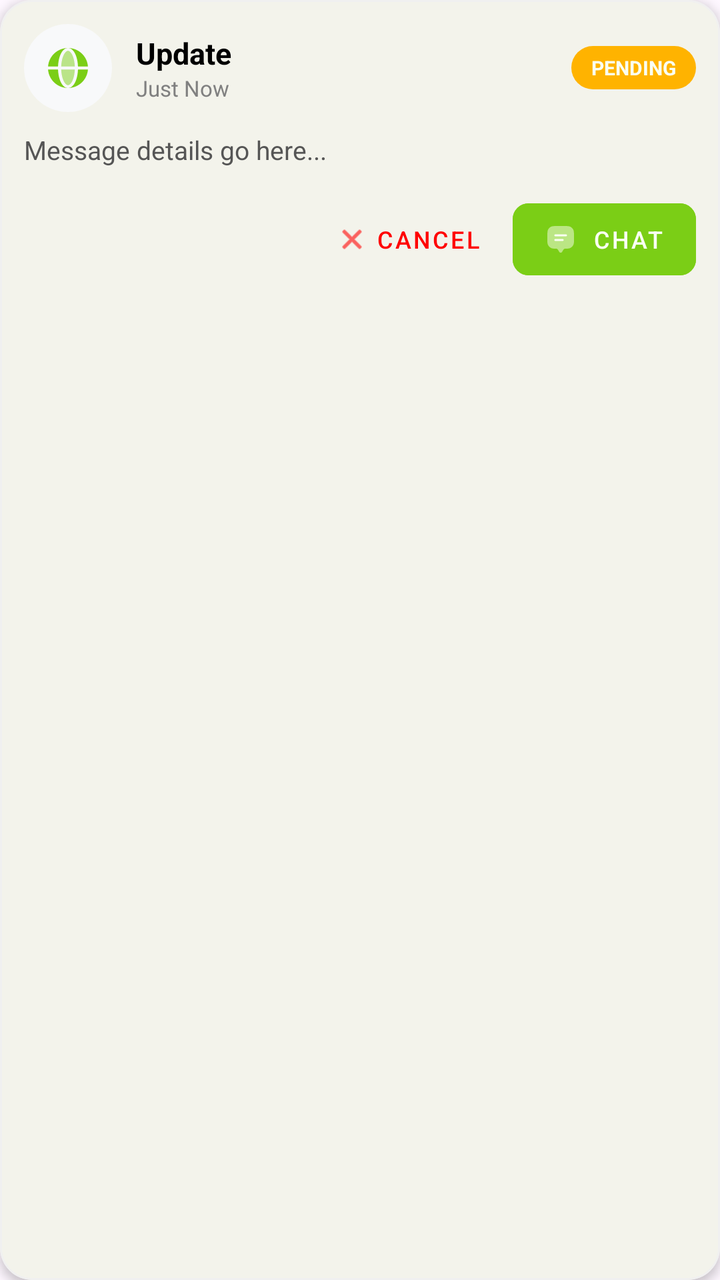
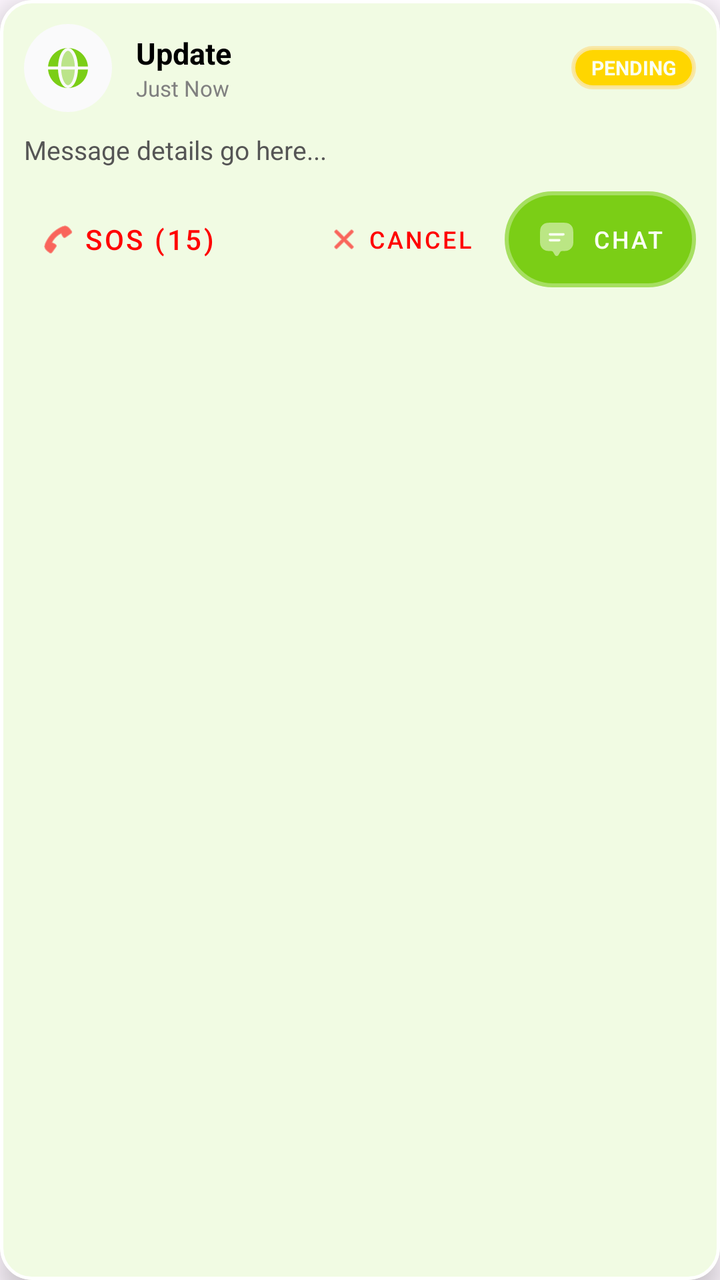

The first picture is an Android layout as it rendered before a commit; the second is the same layout after the commit. The layout source and the unified diff follow.
<!-- AndroidManifest.xml: application theme Theme.RozgarConnector -->
<!-- res/layout/item_notification.xml -->
<?xml version="1.0" encoding="utf-8"?>
<com.google.android.material.card.MaterialCardView xmlns:android="http://schemas.android.com/apk/res/android"
    xmlns:app="http://schemas.android.com/apk/res-auto"
    android:id="@+id/cardContainer"
    android:layout_width="match_parent"
    android:layout_height="wrap_content"
    android:layout_marginHorizontal="12dp"
    android:layout_marginVertical="6dp"
    app:cardCornerRadius="16dp"
    app:cardElevation="3dp"
    app:strokeWidth="1dp"
    app:strokeColor="#F0F0F0">

    <LinearLayout
        android:layout_width="match_parent"
        android:layout_height="wrap_content"
        android:orientation="vertical"
        android:padding="12dp">

        
        <LinearLayout
            android:id="@+id/llActiveInfo"
            android:layout_width="match_parent"
            android:layout_height="wrap_content"
            android:orientation="horizontal"
            android:gravity="center_vertical"
            android:layout_marginBottom="10dp"
            android:visibility="gone">

            <TextView
                android:id="@+id/tvWorkInProgress"
                android:layout_width="0dp"
                android:layout_height="wrap_content"
                android:layout_weight="1"
                android:text="🛠️ Work in Progress"
                android:textColor="@color/primary_green"
                android:textSize="12sp"
                android:textStyle="bold" />

            <TextView
                android:id="@+id/tvDaysLeft"
                android:layout_width="wrap_content"
                android:layout_height="wrap_content"
                android:background="#FFF3E0"
                android:paddingHorizontal="8dp"
                android:paddingVertical="2dp"
                android:text="3 Days Left"
                android:textColor="#E65100"
                android:textSize="11sp"
                android:textStyle="bold" />
        </LinearLayout>

        <LinearLayout
            android:layout_width="match_parent"
            android:layout_height="wrap_content"
            android:gravity="center_vertical"
            android:orientation="horizontal">

            <ImageView
                android:id="@+id/ivNotificationIcon"
                android:layout_width="44dp"
                android:layout_height="44dp"
                android:padding="10dp"
                android:background="@drawable/circle_shape"
                android:backgroundTint="#F8F9FA"
                android:src="@drawable/ic_notification"
                app:tint="@color/primary_green"
                android:layout_marginEnd="12dp"/>

            <LinearLayout
                android:layout_width="0dp"
                android:layout_height="wrap_content"
                android:layout_weight="1"
                android:orientation="vertical">

                <TextView
                    android:id="@+id/tvNotificationTitle"
                    android:layout_width="wrap_content"
                    android:layout_height="wrap_content"
                    android:text="Update"
                    android:textColor="@color/black"
                    android:textSize="15sp"
                    android:textStyle="bold" />

                <TextView
                    android:id="@+id/tvNotificationTimestamp"
                    android:layout_width="wrap_content"
                    android:layout_height="wrap_content"
                    android:text="Just Now"
                    android:textColor="@color/grey"
                    android:textSize="11sp" />
            </LinearLayout>

            <TextView
                android:id="@+id/tvStatusLabel"
                android:layout_width="wrap_content"
                android:layout_height="wrap_content"
                android:paddingHorizontal="10dp"
                android:paddingVertical="4dp"
                android:background="@drawable/bg_status_pending"
                android:text="PENDING"
                android:textColor="@color/white"
                android:textSize="10sp"
                android:textStyle="bold" />
        </LinearLayout>

        <TextView
            android:id="@+id/tvNotificationMessage"
            android:layout_width="match_parent"
            android:layout_height="wrap_content"
            android:layout_marginTop="10dp"
            android:lineSpacingExtra="3dp"
            android:text="Message details go here..."
            android:textColor="#555555"
            android:textSize="13sp" />

        
        <RelativeLayout
            android:layout_width="match_parent"
            android:layout_height="wrap_content"
            android:layout_marginTop="12dp">

            <com.google.android.material.button.MaterialButton
                android:id="@+id/btnEmergency"
                style="@style/Widget.MaterialComponents.Button.TextButton"
                android:layout_width="wrap_content"
                android:layout_height="wrap_content"
                android:layout_alignParentStart="true"
                android:text="SOS (15)"
                android:textColor="@color/red"
                android:visibility="gone"
                app:icon="@android:drawable/ic_menu_call"
                app:iconTint="@color/red" />

            <LinearLayout
                android:id="@+id/llActionArea"
                android:layout_width="wrap_content"
                android:layout_height="wrap_content"
                android:layout_alignParentEnd="true"
                android:orientation="horizontal">

                <com.google.android.material.button.MaterialButton
                    android:id="@+id/btnCancel"
                    style="@style/Widget.MaterialComponents.Button.TextButton"
                    android:layout_width="wrap_content"
                    android:layout_height="wrap_content"
                    android:text="Cancel"
                    android:textColor="@color/red"
                    android:textSize="12sp"
                    app:icon="@android:drawable/ic_menu_close_clear_cancel"
                    app:iconSize="16dp"
                    app:iconTint="@color/red" />

                <com.google.android.material.button.MaterialButton
                    android:id="@+id/btnComplete"
                    style="@style/Widget.MaterialComponents.Button.UnelevatedButton"
                    android:layout_width="wrap_content"
                    android:layout_height="wrap_content"
                    android:layout_marginStart="8dp"
                    android:text="Finish Job"
                    android:visibility="gone"
                    android:backgroundTint="@color/primary_green"
                    android:textColor="@color/white"
                    android:textSize="12sp"
                    app:cornerRadius="8dp" />

                <com.google.android.material.button.MaterialButton
                    android:id="@+id/btnChat"
                    style="@style/Widget.MaterialComponents.Button.UnelevatedButton"
                    android:layout_width="wrap_content"
                    android:layout_height="wrap_content"
                    android:layout_marginStart="8dp"
                    android:text="Chat"
                    android:backgroundTint="@color/primary_green"
                    android:textColor="@color/white"
                    android:textSize="12sp"
                    app:cornerRadius="8dp"
                    app:icon="@drawable/ic_messages"
                    app:iconSize="16dp"
                    app:iconTint="@color/white" />
            </LinearLayout>
        </RelativeLayout>

    </LinearLayout>
</com.google.android.material.card.MaterialCardView>
<!-- resources referenced by this layout -->
<resources>
  <color name="black">#FF000000</color>
  <color name="grey">#808080</color>
  <color name="primary_green">#7BCE16</color>
  <color name="red">#FF0000</color>
  <color name="white">#FAFFF3</color>
  <!-- drawable bg_status_pending (drawable) -->
  <?xml version="1.0" encoding="utf-8"?>
  <shape xmlns:android="http://schemas.android.com/apk/res/android">
      <solid android:color="#FFB300" /> <corners android:radius="12dp" />
  </shape>
  <!-- drawable circle_shape (drawable) -->
  <?xml version="1.0" encoding="utf-8"?>
  <shape xmlns:android="http://schemas.android.com/apk/res/android"
      android:shape="oval">
      <solid android:color="#62AB06"/>
  </shape>
  <!-- drawable ic_messages (drawable) -->
  <vector xmlns:android="http://schemas.android.com/apk/res/android"
      android:width="800dp"
      android:height="800dp"
      android:viewportWidth="24"
      android:viewportHeight="24">
    <path
        android:pathData="M13.629,20.472L13.087,21.388C12.604,22.204 11.396,22.204 10.913,21.388L10.371,20.472C9.951,19.761 9.74,19.406 9.403,19.21C9.065,19.013 8.64,19.006 7.79,18.992C6.534,18.97 5.747,18.893 5.087,18.619C3.861,18.112 2.888,17.139 2.381,15.913C2,14.995 2,13.83 2,11.5V10.5C2,7.227 2,5.59 2.737,4.388C3.149,3.715 3.715,3.149 4.388,2.737C5.59,2 7.227,2 10.5,2H13.5C16.773,2 18.41,2 19.612,2.737C20.285,3.149 20.851,3.715 21.263,4.388C22,5.59 22,7.227 22,10.5V11.5C22,13.83 22,14.995 21.619,15.913C21.112,17.139 20.139,18.112 18.913,18.619C18.253,18.893 17.466,18.97 16.21,18.992C15.36,19.006 14.935,19.013 14.597,19.21C14.259,19.406 14.049,19.761 13.629,20.472Z"
        android:strokeAlpha="0.5"
        android:fillColor="#000000"
        android:fillAlpha="0.5"/>
    <path
        android:pathData="M7.25,9C7.25,8.586 7.586,8.25 8,8.25H16C16.414,8.25 16.75,8.586 16.75,9C16.75,9.414 16.414,9.75 16,9.75H8C7.586,9.75 7.25,9.414 7.25,9Z"
        android:fillColor="#000000"/>
    <path
        android:pathData="M7.25,12.5C7.25,12.086 7.586,11.75 8,11.75H13.5C13.914,11.75 14.25,12.086 14.25,12.5C14.25,12.914 13.914,13.25 13.5,13.25H8C7.586,13.25 7.25,12.914 7.25,12.5Z"
        android:fillColor="#000000"/>
  </vector>
  <!-- drawable ic_notification: vector/xml drawable (drawable, 2138 chars, omitted) -->
  <style name="Theme.RozgarConnector" parent="Base.Theme.RozgarConnector" />
  <style name="Base.Theme.RozgarConnector" parent="Theme.Material3.DayNight.NoActionBar">
          
          <item name="colorPrimary">@color/primary_green</item>
      </style>
</resources>

<!-- the commit's change to res/layout/item_notification.xml (unified diff, before → after) -->
@@ -4,12 +4,13 @@
     android:id="@+id/cardContainer"
     android:layout_width="match_parent"
     android:layout_height="wrap_content"
-    android:layout_marginHorizontal="12dp"
+    android:layout_marginHorizontal="2dp"
     android:layout_marginVertical="6dp"
+    android:backgroundTint="#F1FBE3"
     app:cardCornerRadius="16dp"
-    app:cardElevation="3dp"
-    app:strokeWidth="1dp"
-    app:strokeColor="#F0F0F0">
+    app:cardElevation="8dp"
+    app:strokeColor="#FFFFFF"
+    app:strokeWidth="1.5dp">
 
     <LinearLayout
         android:layout_width="match_parent"
@@ -22,9 +23,9 @@
             android:id="@+id/llActiveInfo"
             android:layout_width="match_parent"
             android:layout_height="wrap_content"
+            android:layout_marginBottom="10dp"
+            android:gravity="center_vertical"
             android:orientation="horizontal"
-            android:gravity="center_vertical"
-            android:layout_marginBottom="10dp"
             android:visibility="gone">
 
             <TextView
@@ -32,20 +33,20 @@
                 android:layout_width="0dp"
                 android:layout_height="wrap_content"
                 android:layout_weight="1"
-                android:text="🛠️ Work in Progress"
+                android:text=" Work in Progress "
                 android:textColor="@color/primary_green"
-                android:textSize="12sp"
+                android:textSize="20sp"
                 android:textStyle="bold" />
 
             <TextView
                 android:id="@+id/tvDaysLeft"
                 android:layout_width="wrap_content"
                 android:layout_height="wrap_content"
-                android:background="#FFF3E0"
+                android:background="#F6EAD8"
                 android:paddingHorizontal="8dp"
                 android:paddingVertical="2dp"
                 android:text="3 Days Left"
-                android:textColor="#E65100"
+                android:textColor="#E60000"
                 android:textSize="11sp"
                 android:textStyle="bold" />
         </LinearLayout>
@@ -60,12 +61,12 @@
                 android:id="@+id/ivNotificationIcon"
                 android:layout_width="44dp"
                 android:layout_height="44dp"
+                android:layout_marginEnd="12dp"
+                android:background="@drawable/circle_shape"
+                android:backgroundTint="#FAFAFB"
                 android:padding="10dp"
-                android:background="@drawable/circle_shape"
-                android:backgroundTint="#F8F9FA"
                 android:src="@drawable/ic_notification"
-                app:tint="@color/primary_green"
-                android:layout_marginEnd="12dp"/>
+                app:tint="@color/primary_green" />
 
             <LinearLayout
                 android:layout_width="0dp"
@@ -95,9 +96,9 @@
                 android:id="@+id/tvStatusLabel"
                 android:layout_width="wrap_content"
                 android:layout_height="wrap_content"
+                android:background="@drawable/docglass_bg"
                 android:paddingHorizontal="10dp"
                 android:paddingVertical="4dp"
-                android:background="@drawable/bg_status_pending"
                 android:text="PENDING"
                 android:textColor="@color/white"
                 android:textSize="10sp"
@@ -128,7 +129,7 @@
                 android:layout_alignParentStart="true"
                 android:text="SOS (15)"
                 android:textColor="@color/red"
-                android:visibility="gone"
+                android:visibility="visible"
                 app:icon="@android:drawable/ic_menu_call"
                 app:iconTint="@color/red" />
 
@@ -157,11 +158,12 @@
                     android:layout_width="wrap_content"
                     android:layout_height="wrap_content"
                     android:layout_marginStart="8dp"
+                    android:background="@drawable/glass_bg"
+                    android:backgroundTint="@color/primary_green"
                     android:text="Finish Job"
-                    android:visibility="gone"
-                    android:backgroundTint="@color/primary_green"
                     android:textColor="@color/white"
                     android:textSize="12sp"
+                    android:visibility="gone"
                     app:cornerRadius="8dp" />
 
                 <com.google.android.material.button.MaterialButton
@@ -170,13 +172,14 @@
                     android:layout_width="wrap_content"
                     android:layout_height="wrap_content"
                     android:layout_marginStart="8dp"
+                    android:background="@drawable/glass_bg"
+                    android:backgroundTint="@color/primary_green"
                     android:text="Chat"
-                    android:backgroundTint="@color/primary_green"
                     android:textColor="@color/white"
                     android:textSize="12sp"
                     app:cornerRadius="8dp"
                     app:icon="@drawable/ic_messages"
-                    app:iconSize="16dp"
+                    app:iconSize="20dp"
                     app:iconTint="@color/white" />
             </LinearLayout>
         </RelativeLayout>
<!-- resource entries referenced after the edit -->
@@ -5,16 +5,37 @@
   <color name="primary_green">#7BCE16</color>
   <color name="red">#FF0000</color>
   <color name="white">#FAFFF3</color>
-  <!-- drawable bg_status_pending (drawable) -->
-  <?xml version="1.0" encoding="utf-8"?>
-  <shape xmlns:android="http://schemas.android.com/apk/res/android">
-      <solid android:color="#FFB300" /> <corners android:radius="12dp" />
-  </shape>
   <!-- drawable circle_shape (drawable) -->
   <?xml version="1.0" encoding="utf-8"?>
   <shape xmlns:android="http://schemas.android.com/apk/res/android"
       android:shape="oval">
       <solid android:color="#62AB06"/>
+  </shape>
+  <!-- drawable docglass_bg (drawable) -->
+  <?xml version="1.0" encoding="utf-8"?>
+  <shape xmlns:android="http://schemas.android.com/apk/res/android">
+  
+      <solid android:color="@color/brand_yellow" />
+  
+      <corners android:radius="30dp" />
+  
+  
+      <stroke
+          android:width="2dp"
+          android:color="#E5FAE7A2"/>
+  </shape>
+  <!-- drawable glass_bg (drawable) -->
+  <?xml version="1.0" encoding="utf-8"?>
+  <shape xmlns:android="http://schemas.android.com/apk/res/android">
+  
+      <solid android:color="#7BCE16" />
+  
+      <corners android:radius="30dp" />
+  
+  
+      <stroke
+          android:width="4dp"
+          android:color="#A22B6D14"/>
   </shape>
   <!-- drawable ic_messages (drawable) -->
   <vector xmlns:android="http://schemas.android.com/apk/res/android"
@@ -36,6 +57,7 @@
   </vector>
   <!-- drawable ic_notification: vector/xml drawable (drawable, 2138 chars, omitted) -->
   <style name="Theme.RozgarConnector" parent="Base.Theme.RozgarConnector" />
+  <color name="brand_yellow">#FFD600</color>
   <style name="Base.Theme.RozgarConnector" parent="Theme.Material3.DayNight.NoActionBar">
           
           <item name="colorPrimary">@color/primary_green</item>
